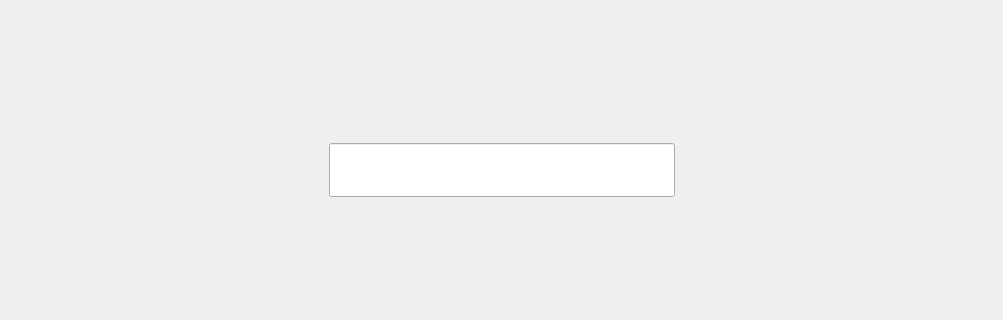
Before: the Qt Designer form src/app/central_widget.ui in Brasserie-De-Toulbroch/druid, drawn with Qt 5; both pictures show x 0 to 1003 and y 193 to 513 of the 1003 by 707 pixel window.
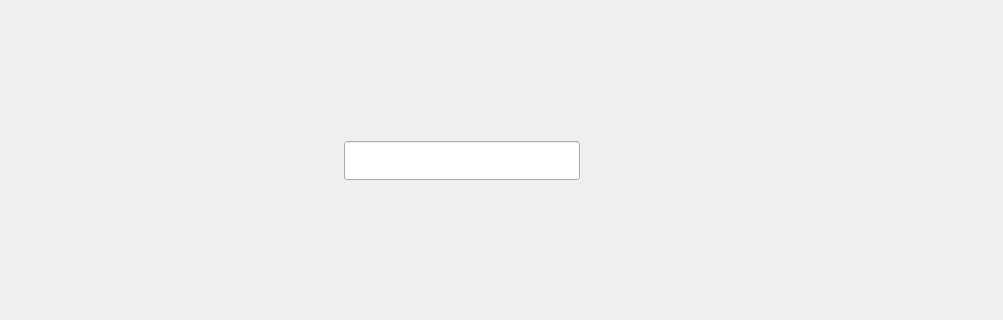
After: the same form once the commit is applied.

```diff
--- a/src/app/central_widget.ui
+++ b/src/app/central_widget.ui
@@ -13,18 +13,24 @@
   <property name="windowTitle">
    <string>Form</string>
   </property>
-  <layout class="QGridLayout" name="gridLayout_3" columnstretch="1,1,1" columnminimumwidth="1,1,0">
+  <layout class="QGridLayout" name="gridLayout_3" columnstretch="1,1,1">
+   <property name="rightMargin">
+    <number>90</number>
+   </property>
    <property name="horizontalSpacing">
     <number>6</number>
    </property>
    <item row="4" column="0">
     <layout class="QVBoxLayout" name="_left_layout"/>
    </item>
-   <item row="0" column="0" colspan="3">
+   <item row="2" column="2">
+    <layout class="QVBoxLayout" name="_right_layout"/>
+   </item>
+   <item row="2" column="1">
+    <layout class="QVBoxLayout" name="_mid_layout"/>
+   </item>
+   <item row="0" column="0">
     <layout class="QHBoxLayout" name="_top_layout">
-     <property name="topMargin">
-      <number>0</number>
-     </property>
      <item>
       <spacer name="horizontalSpacer_2">
        <property name="orientation">
@@ -40,14 +46,8 @@
      </item>
     </layout>
    </item>
-   <item row="4" column="2">
-    <layout class="QVBoxLayout" name="_right_layout"/>
-   </item>
-   <item row="2" column="0" colspan="3">
-    <layout class="QHBoxLayout" name="horizontalLayout_5">
-     <property name="topMargin">
-      <number>0</number>
-     </property>
+   <item row="0" column="1">
+    <layout class="QHBoxLayout" name="horizontalLayout_2">
      <item>
       <spacer name="horizontalSpacer_3">
        <property name="orientation">
@@ -65,15 +65,29 @@
       <widget class="QLineEdit" name="_title">
        <property name="font">
         <font>
-         <pointsize>30</pointsize>
+         <pointsize>20</pointsize>
         </font>
        </property>
-       <property name="alignment">
-        <set>Qt::AlignCenter</set>
-       </property>
       </widget>
      </item>
      <item>
+      <spacer name="horizontalSpacer_4">
+       <property name="orientation">
+        <enum>Qt::Horizontal</enum>
+       </property>
+       <property name="sizeHint" stdset="0">
+        <size>
+         <width>40</width>
+         <height>20</height>
+        </size>
+       </property>
+      </spacer>
+     </item>
+    </layout>
+   </item>
+   <item row="0" column="2">
+    <layout class="QHBoxLayout" name="horizontalLayout_3">
+     <item>
       <spacer name="horizontalSpacer">
        <property name="orientation">
         <enum>Qt::Horizontal</enum>
```
Left out of the diff: 5 changed lines with no effect on the pictures.
